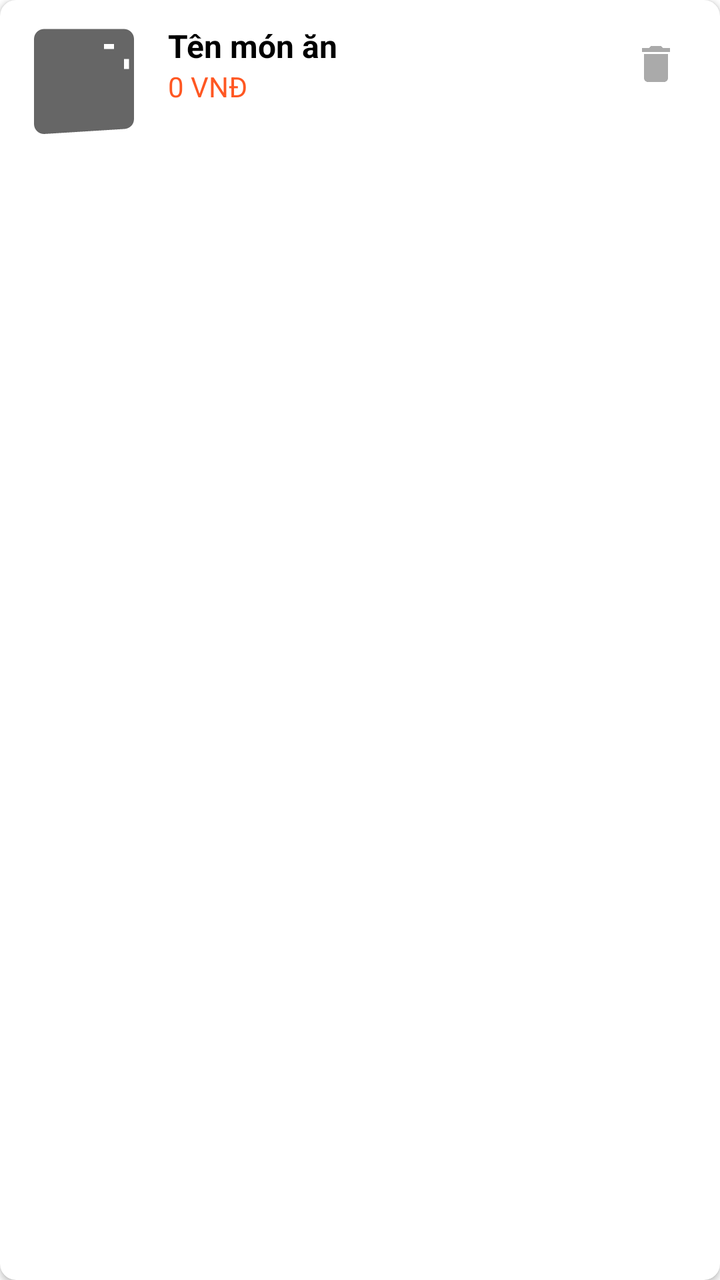
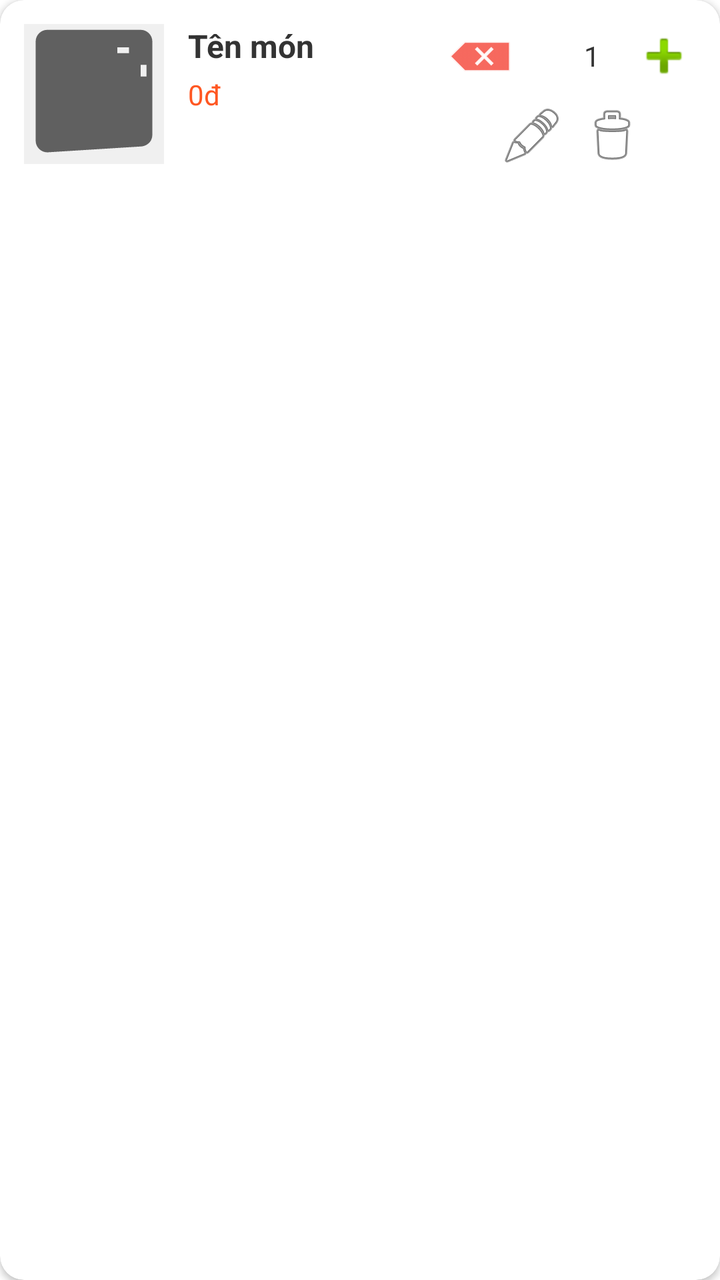

Compare the two renders of this Android layout. The source of the first and the diff that turns it into the second are given below.
<!-- AndroidManifest.xml: application theme Theme.FoodOrder -->
<!-- res/layout/item_cart.xml -->
<?xml version="1.0" encoding="utf-8"?>
<androidx.cardview.widget.CardView xmlns:android="http://schemas.android.com/apk/res/android"
    xmlns:app="http://schemas.android.com/apk/res-auto"
    android:layout_width="match_parent"
    android:layout_height="wrap_content"
    android:layout_margin="8dp"
    app:cardCornerRadius="8dp"
    app:cardElevation="2dp">

    <LinearLayout
        android:layout_width="match_parent"
        android:layout_height="wrap_content"
        android:orientation="horizontal"
        android:padding="12dp">

        
        <ImageView
            android:id="@+id/ivCartFoodImage"
            android:layout_width="60dp"
            android:layout_height="60dp"
            android:src="@drawable/ic_food_default"
            android:scaleType="centerCrop"
            android:layout_marginEnd="12dp"/>

        
        <LinearLayout
            android:layout_width="0dp"
            android:layout_height="wrap_content"
            android:layout_weight="1"
            android:orientation="vertical">

            <TextView
                android:id="@+id/tvCartFoodName"
                android:layout_width="wrap_content"
                android:layout_height="wrap_content"
                android:text="Tên món ăn"
                android:textSize="16sp"
                android:textStyle="bold"
                android:textColor="@android:color/black"/>  

            <TextView
                android:id="@+id/tvCartFoodPrice"
                android:layout_width="wrap_content"
                android:layout_height="wrap_content"
                android:text="0 VNĐ"
                android:textSize="14sp"
                android:textColor="@color/primary_color"/>

        </LinearLayout>

        
        <ImageView
            android:id="@+id/ivRemove"
            android:layout_width="wrap_content"
            android:layout_height="wrap_content"
            android:src="@drawable/ic_delete"
            android:padding="8dp"
            app:tint="@android:color/darker_gray"
            android:clickable="true"
            android:focusable="true"/>

    </LinearLayout>

</androidx.cardview.widget.CardView>
<!-- resources referenced by this layout -->
<resources>
  <color name="primary_color">#FF5722</color>
  <!-- drawable ic_delete (drawable) -->
  <?xml version="1.0" encoding="utf-8"?>
  <vector xmlns:android="http://schemas.android.com/apk/res/android"
      android:width="24dp"
      android:height="24dp"
      android:viewportWidth="24"
      android:viewportHeight="24"
      android:tint="?attr/colorControlNormal">
      <path
          android:fillColor="@android:color/white"
          android:pathData="M6,19c0,1.1 0.9,2 2,2h8c1.1,0 2,-0.9 2,-2V7H6v12zM19,4h-3.5l-1,-1h-5l-1,1H5v2h14V4z"/>
  </vector>
  <!-- drawable ic_food_default (drawable) -->
  <?xml version="1.0" encoding="utf-8"?>
  <vector xmlns:android="http://schemas.android.com/apk/res/android"
      android:width="24dp"
      android:height="24dp"
      android:viewportWidth="24"
      android:viewportHeight="24"
      android:tint="?attr/colorControlNormal">
      <path
          android:fillColor="@android:color/white"
          android:pathData="M11,9L9,9L9,7L11,7L11,9zM15,9L13,9L13,7L15,7L15,9zM16,6L18,6L18,4L16,4L16,6zM19,9L21,9L21,7L19,7L19,9zM13,13L15,13L15,11L13,11L13,13zM9,13L11,13L11,11L9,11L9,13zM7,9L9,9L9,7L7,7L7,9zM4,22c-1.1,0 -2,-0.9 -2,-2v0l0,-0.96L2,3c0,-1.1 0.9,-2 2,-2h16c1.1,0 2,0.9 2,2v16c0,0.27 -0.05,0.53 -0.15,0.77 -0.26,0.68 -1.03,1.21 -1.85,1.23L4,22zM20,20L4,20l0,-15.79c0.19,0.48 0.62,0.79 1.11,0.79L18.89,5c0.49,0 0.92,-0.31 1.11,-0.79L20,20zM8,18L8,18c1.1,0 2,-0.9 2,-2v0c0,-1.1 -0.9,-2 -2,-2s-2,0.9 -2,2c0,1.1 0.9,2 2,2zM16,18c1.1,0 2,-0.9 2,-2 0,-1.1 -0.9,-2 -2,-2s-2,0.9 -2,2c0,1.1 0.9,2 2,2z"/>
  </vector>
  <style name="Theme.FoodOrder" parent="Theme.MaterialComponents.DayNight.NoActionBar">
          
          <item name="colorPrimary">@color/primary_color</item>
          <item name="colorPrimaryVariant">@color/primary_dark</item>
          <item name="colorOnPrimary">@color/white</item>
  
          
          <item name="colorSecondary">@color/accent</item>
          <item name="colorSecondaryVariant">@color/teal_700</item>
          <item name="colorOnSecondary">@color/black</item>
  
          
          <item name="android:windowBackground">@color/background</item>
  
          
          <item name="colorSurface">@color/surface</item>
          <item name="colorOnSurface">@color/text_primary</item>
          <item name="colorError">#FF0000</item>
      </style>
  <color name="primary_dark">#E64A19</color>
  <color name="white">#FFFFFFFF</color>
  <color name="accent">#FFC107</color>
  <color name="teal_700">#FF018786</color>
  <color name="black">#FF000000</color>
  <color name="background">#FFFFFF</color>
  <color name="surface">#F5F5F5</color>
  <color name="text_primary">#212121</color>
</resources>

<!-- the commit's change to res/layout/item_cart.xml (unified diff, before → after) -->
@@ -4,7 +4,7 @@
     android:layout_width="match_parent"
     android:layout_height="wrap_content"
     android:layout_margin="8dp"
-    app:cardCornerRadius="8dp"
+    app:cardCornerRadius="12dp"
     app:cardElevation="2dp">
 
     <LinearLayout
@@ -13,51 +13,120 @@
         android:orientation="horizontal"
         android:padding="12dp">
 
-        
         <ImageView
-            android:id="@+id/ivCartFoodImage"
-            android:layout_width="60dp"
-            android:layout_height="60dp"
+            android:id="@+id/ivFoodImage"
+            android:layout_width="70dp"
+            android:layout_height="70dp"
+            android:scaleType="centerCrop"
             android:src="@drawable/ic_food_default"
-            android:scaleType="centerCrop"
-            android:layout_marginEnd="12dp"/>
+            android:background="#F0F0F0" />
 
-        
         <LinearLayout
             android:layout_width="0dp"
             android:layout_height="wrap_content"
             android:layout_weight="1"
-            android:orientation="vertical">
+            android:orientation="vertical"
+            android:layout_marginStart="12dp">
 
             <TextView
-                android:id="@+id/tvCartFoodName"
+                android:id="@+id/tvFoodName"
                 android:layout_width="wrap_content"
                 android:layout_height="wrap_content"
-                android:text="Tên món ăn"
+                android:text="Tên món"
                 android:textSize="16sp"
                 android:textStyle="bold"
-                android:textColor="@android:color/black"/>  
+                android:textColor="#333333" />
 
             <TextView
-                android:id="@+id/tvCartFoodPrice"
+                android:id="@+id/tvPrice"
                 android:layout_width="wrap_content"
                 android:layout_height="wrap_content"
-                android:text="0 VNĐ"
+                android:text="0đ"
                 android:textSize="14sp"
-                android:textColor="@color/primary_color"/>
+                android:textColor="#FF5722"
+                android:layout_marginTop="4dp" />
+
+            
+            <EditText
+                android:id="@+id/etNote"
+                android:layout_width="match_parent"
+                android:layout_height="wrap_content"
+                android:hint="Ghi chú (không hành, ít đá...)"
+                android:textSize="12sp"
+                android:background="@android:drawable/editbox_background"
+                android:padding="8dp"
+                android:layout_marginTop="4dp"
+                android:visibility="gone" />
 
         </LinearLayout>
 
-        
-        <ImageView
-            android:id="@+id/ivRemove"
+        <LinearLayout
             android:layout_width="wrap_content"
             android:layout_height="wrap_content"
-            android:src="@drawable/ic_delete"
-            android:padding="8dp"
-            app:tint="@android:color/darker_gray"
-            android:clickable="true"
-            android:focusable="true"/>
+            android:orientation="vertical"
+            android:gravity="center">
+
+            <LinearLayout
+                android:layout_width="wrap_content"
+                android:layout_height="wrap_content"
+                android:orientation="horizontal"
+                android:gravity="center_vertical">
+
+                <ImageButton
+                    android:id="@+id/btnDecrease"
+                    android:layout_width="32dp"
+                    android:layout_height="32dp"
+                    android:background="?attr/selectableItemBackgroundBorderless"
+                    android:padding="6dp"
+                    android:src="@android:drawable/ic_input_delete"
+                    android:tint="#F44336" />
+
+                <TextView
+                    android:id="@+id/tvQuantity"
+                    android:layout_width="40dp"
+                    android:layout_height="wrap_content"
+                    android:text="1"
+                    android:textAlignment="center"
+                    android:textSize="14sp"
+                    android:textColor="#333333"
+                    android:layout_marginLeft="20dp"/>
+
+                <ImageButton
+                    android:id="@+id/btnIncrease"
+                    android:layout_width="32dp"
+                    android:layout_height="32dp"
+                    android:src="@android:drawable/ic_input_add"
+                    android:background="?attr/selectableItemBackgroundBorderless"
+                    android:padding="6dp" />
+
+            </LinearLayout>
+
+            <LinearLayout
+                android:layout_width="wrap_content"
+                android:layout_height="wrap_content"
+                android:orientation="horizontal"
+                android:layout_marginTop="8dp">
+
+                <ImageButton
+                    android:id="@+id/btnNote"
+                    android:layout_width="32dp"
+                    android:layout_height="32dp"
+                    android:src="@android:drawable/ic_menu_edit"
+                    android:background="?attr/selectableItemBackgroundBorderless"
+                    android:padding="6dp" />
+
+                <ImageButton
+                    android:id="@+id/btnDelete"
+                    android:layout_width="32dp"
+                    android:layout_height="32dp"
+                    android:src="@android:drawable/ic_menu_delete"
+                    android:background="?attr/selectableItemBackgroundBorderless"
+                    android:padding="6dp"
+                    android:layout_marginStart="8dp" />
+
+            </LinearLayout>
+
+        </LinearLayout>
 
     </LinearLayout>
 
<!-- resource entries referenced after the edit -->
@@ -1,18 +1,6 @@
 <!-- resources referenced by this layout -->
 <resources>
   <color name="primary_color">#FF5722</color>
-  <!-- drawable ic_delete (drawable) -->
-  <?xml version="1.0" encoding="utf-8"?>
-  <vector xmlns:android="http://schemas.android.com/apk/res/android"
-      android:width="24dp"
-      android:height="24dp"
-      android:viewportWidth="24"
-      android:viewportHeight="24"
-      android:tint="?attr/colorControlNormal">
-      <path
-          android:fillColor="@android:color/white"
-          android:pathData="M6,19c0,1.1 0.9,2 2,2h8c1.1,0 2,-0.9 2,-2V7H6v12zM19,4h-3.5l-1,-1h-5l-1,1H5v2h14V4z"/>
-  </vector>
   <!-- drawable ic_food_default (drawable) -->
   <?xml version="1.0" encoding="utf-8"?>
   <vector xmlns:android="http://schemas.android.com/apk/res/android"
